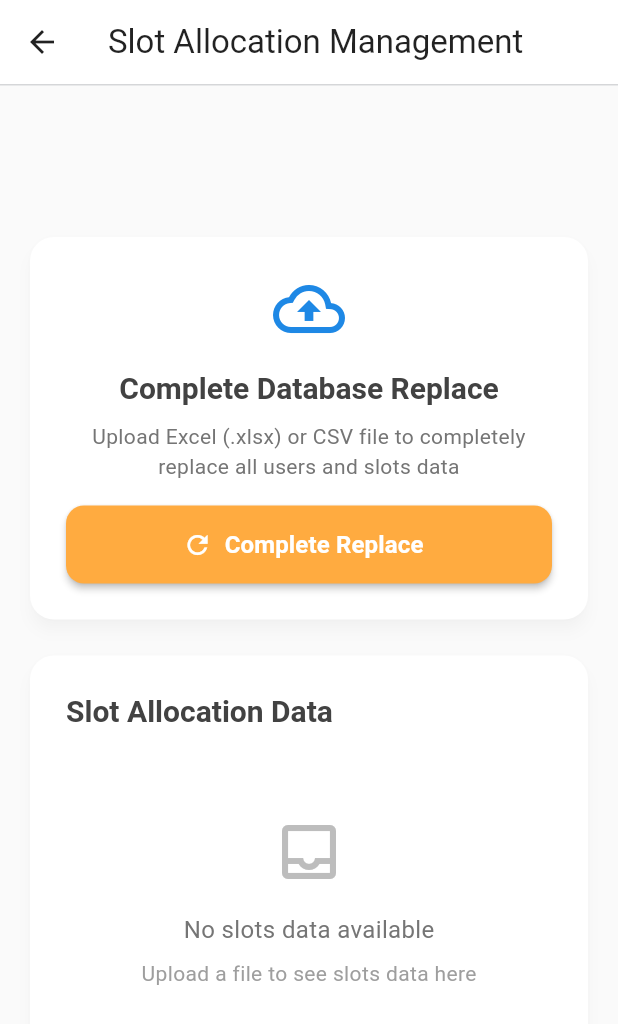
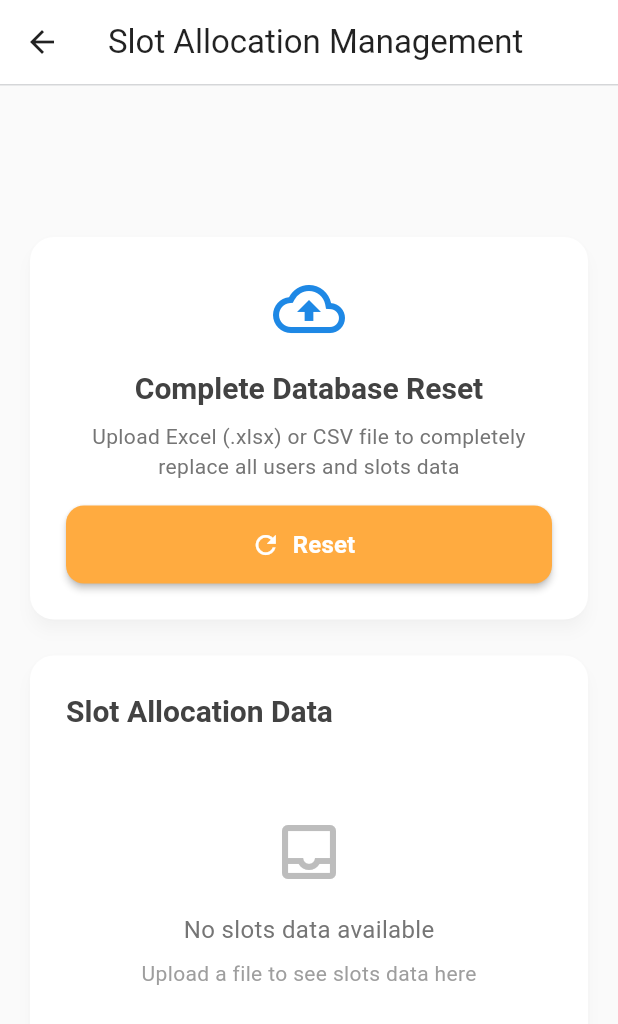
Before and after one commit to Chandu-geesala/SG-parking, a Flutter app: the AllocationUI screen opened directly, on a phone screen of 412 x 824 dp. Shown: the top 1024 px of the screen. Run offline on Flutter 3.47's test engine with Material 3 defaults, Android fonts, the phone set to English and light mode, and no system bars; our stand-ins replace cloud_firestore, csv, device_info_plus, file_picker, firebase_auth, firebase_core and 4 more; missing offline and left inert: excel, in_app_update, universal_html; accounts and stored records are empty; project files that could hold a hidden picture were left out.

Commit message:
Updated Terminology to 'Reset'

```diff
--- a/lib/view/admin/allocation.dart
+++ b/lib/view/admin/allocation.dart
@@ -293,7 +293,7 @@ class _AllocationUIState extends State<AllocationUI> {
                 ),
                 SizedBox(height: isWide ? 20 : 16),
                 Text(
-                  'Complete Database Replace',
+                  'Complete Database Reset',
                   style: Theme.of(context).textTheme.headlineSmall?.copyWith(
                     fontWeight: FontWeight.bold,
                     color: isDarkMode ? Theme.of(context).colorScheme.onSurface : Colors.grey[800],
@@ -326,7 +326,7 @@ class _AllocationUIState extends State<AllocationUI> {
                     )
                         : const Icon(Icons.refresh, size: 20),
                     label: Text(
-                      isProcessing ? 'Processing...' : 'Complete Replace',
+                      isProcessing ? 'Processing...' : 'Reset',
                       style: const TextStyle(fontSize: 16, fontWeight: FontWeight.w600),
                     ),
                     style: ElevatedButton.styleFrom(
```
